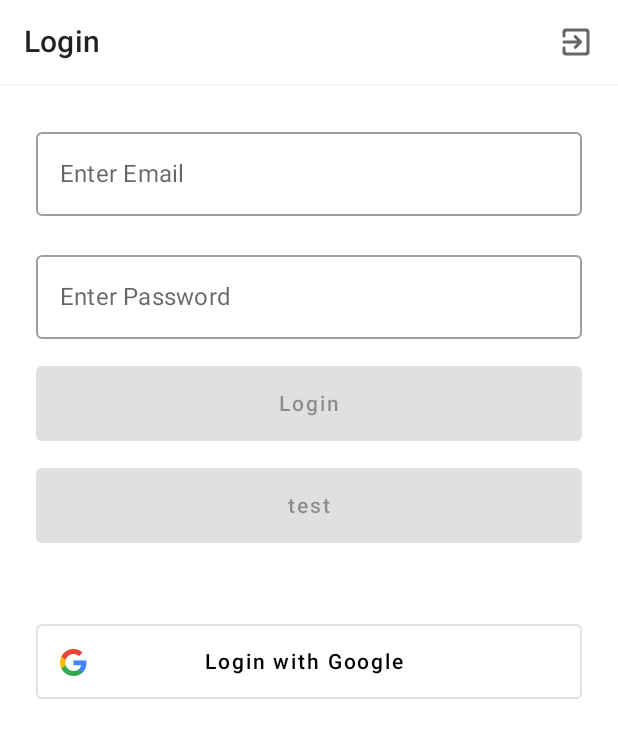
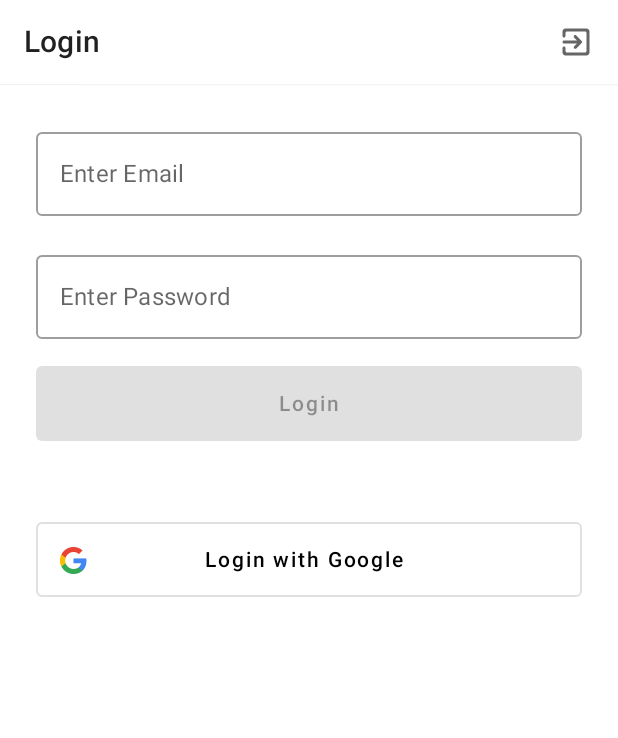
Before and after one commit to johannaNagel/TES_Turnierplaner, an Android app built with Jetpack Compose: the screen it shows after launch (Turnierplaner), on a phone screen of 412 x 824 dp. Shown: the top 738 px of the screen. Run offline under Robolectric (Android 15) with nearby library versions, the light colour scheme and no system bars; our stand-ins replace Firebase (no records; nobody signed in at launch, a user with empty details on screens opened directly).

Commit message:
final changes

```diff
--- a/Turnierplaner/app/src/main/java/com/example/turnierplaner/googlesignin/ui/login/LoginScreen.kt
+++ b/Turnierplaner/app/src/main/java/com/example/turnierplaner/googlesignin/ui/login/LoginScreen.kt
@@ -141,18 +141,6 @@
             }
           )
 
-          //Test Button
-          Button(
-            modifier = Modifier.fillMaxWidth().height(50.dp),
-            enabled = userEmail.isNotEmpty() && userPassword.isNotEmpty(),
-            content = {
-              Text(text = "test")
-            },
-            onClick = {
-              navController.navigate(LoginScreens.HomeScreen.route)
-            }
-          )
-
           Spacer(modifier = Modifier.height(18.dp))
 
           val context = LocalContext.current
```
